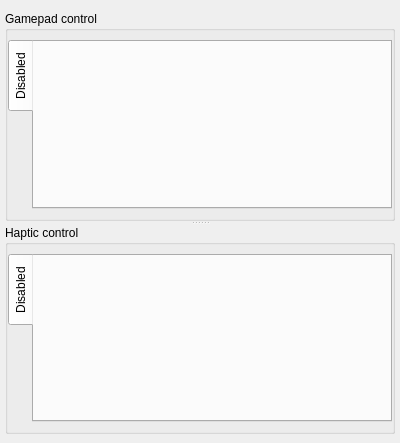
The window that modules/automation/projects/HilecGui/src/telecontrol/TelecontrolWidget.ui (OFFIS-Automation/Framework) describes before a commit, drawn with Qt 5.
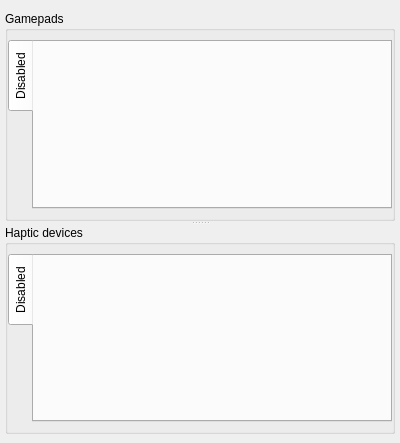
The same window after the commit.

```diff
--- a/modules/automation/projects/HilecGui/src/telecontrol/TelecontrolWidget.ui
+++ b/modules/automation/projects/HilecGui/src/telecontrol/TelecontrolWidget.ui
@@ -37,7 +37,7 @@
       </property>
       <widget class="QGroupBox" name="groupBox">
        <property name="title">
-        <string>Gamepad control</string>
+        <string>Gamepads</string>
        </property>
        <layout class="QVBoxLayout" name="verticalLayout">
         <property name="leftMargin">
@@ -77,7 +77,7 @@
       </widget>
       <widget class="QGroupBox" name="hapticGroupBox">
        <property name="title">
-        <string>Haptic control</string>
+        <string>Haptic devices</string>
        </property>
        <layout class="QVBoxLayout" name="hapticLayout">
         <property name="leftMargin">
```
Left out of the diff: 2 changed lines with no effect on the pictures.
